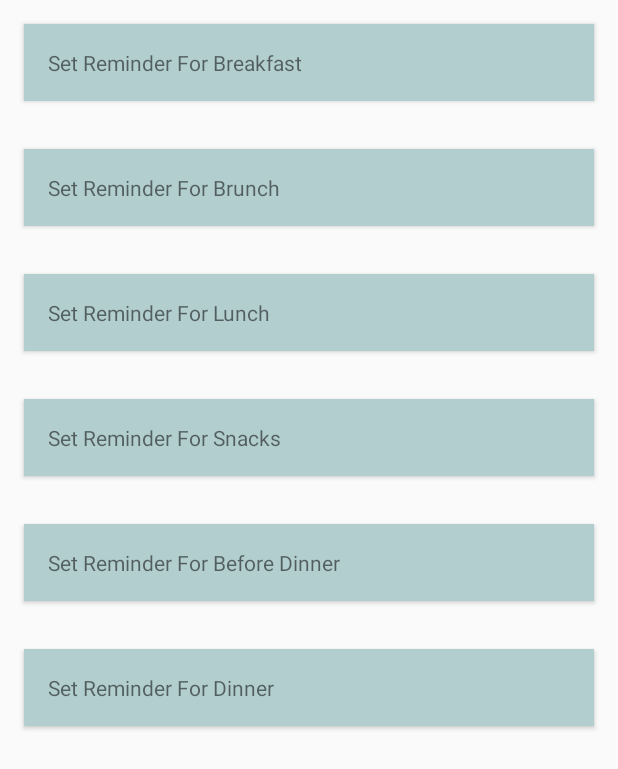
After one commit to Bahar123-coder/Flab-ulous1, an Android app: the layout activity_layout.xml on its own in the app's theme, with its tools: preview values and no code run, on a phone screen of 412 x 824 dp. The commit adds this screen. Shown: the top 769 px of the screen. Run offline under Robolectric (Android 15) with nearby library versions, the phone set to English and light mode, and no system bars.

Commit message:
Updated file

```diff
--- a/app/src/main/java/com/example/flab_ulous/DietList/DietPlanFragment.java
+++ b/app/src/main/java/com/example/flab_ulous/DietList/DietPlanFragment.java
@@ -1,20 +1,16 @@
 package com.example.flab_ulous.DietList;
-
 import android.os.Bundle;
 import android.view.LayoutInflater;
 import android.view.View;
 import android.view.ViewGroup;
-
 import androidx.annotation.Nullable;
 import androidx.fragment.app.Fragment;
 import androidx.recyclerview.widget.LinearLayoutManager;
 import androidx.recyclerview.widget.RecyclerView;
-
 import com.example.flab_ulous.API.APIInstance;
 import com.example.flab_ulous.API.DietPlanResponseModel;
 import com.example.flab_ulous.R;
 import com.example.flab_ulous.API.APIController;
-
 import retrofit2.Call;
 import retrofit2.Callback;
 import retrofit2.Response;
--- /dev/null
+++ b/app/src/main/res/layout/activity_layout.xml
@@ -0,0 +1,76 @@
+<?xml version="1.0" encoding="utf-8"?>
+<LinearLayout
+    xmlns:android="http://schemas.android.com/apk/res/android"
+    android:layout_width="match_parent"
+    android:layout_height="match_parent"
+    android:orientation="vertical">
+
+
+    <Button
+        android:id="@+id/btnBreakfast"
+        android:layout_width="match_parent"
+        android:layout_height="wrap_content"
+        android:background="@color/main"
+        android:gravity="start"
+        android:layout_margin="@dimen/activity_horizontal_margin"
+        android:padding="@dimen/activity_horizontal_margin"
+        android:text="Set Reminder For Breakfast"
+        android:textAlignment="viewStart"
+        android:textAppearance="@style/TextAppearance.AppCompat.Small" />
+    <Button
+        android:id="@+id/btnBrunch"
+        android:layout_width="match_parent"
+        android:layout_height="wrap_content"
+        android:background="@color/main"
+        android:gravity="start"
+        android:layout_margin="@dimen/activity_horizontal_margin"
+        android:padding="@dimen/activity_horizontal_margin"
+        android:text="Set Reminder For Brunch"
+        android:textAlignment="viewStart"
+        android:textAppearance="@style/TextAppearance.AppCompat.Small" />
+    <Button
+        android:id="@+id/btnLunch"
+        android:layout_width="match_parent"
+        android:layout_height="wrap_content"
+        android:background="@color/main"
+        android:gravity="start"
+        android:layout_margin="@dimen/activity_horizontal_margin"
+        android:padding="@dimen/activity_horizontal_margin"
+        android:text="Set Reminder For Lunch"
+        android:textAlignment="viewStart"
+        android:textAppearance="@style/TextAppearance.AppCompat.Small" />
+    <Button
+        android:id="@+id/btnSnacks"
+        android:layout_width="match_parent"
+        android:layout_height="wrap_content"
+        android:background="@color/main"
+        android:gravity="start"
+        android:layout_margin="@dimen/activity_horizontal_margin"
+        android:padding="@dimen/activity_horizontal_margin"
+        android:text="Set Reminder For Snacks"
+        android:textAlignment="viewStart"
+        android:textAppearance="@style/TextAppearance.AppCompat.Small" />
+    <Button
+        android:id="@+id/btnBeforeDinner"
+        android:layout_width="match_parent"
+        android:layout_height="wrap_content"
+        android:background="@color/main"
+        android:gravity="start"
+        android:layout_margin="@dimen/activity_horizontal_margin"
+        android:padding="@dimen/activity_horizontal_margin"
+        android:text="Set Reminder For Before Dinner"
+        android:textAlignment="viewStart"
+        android:textAppearance="@style/TextAppearance.AppCompat.Small" />
+    <Button
+        android:id="@+id/btnDinner"
+        android:layout_width="match_parent"
+        android:layout_height="wrap_content"
+        android:background="@color/main"
+        android:gravity="start"
+        android:layout_margin="@dimen/activity_horizontal_margin"
+        android:padding="@dimen/activity_horizontal_margin"
+        android:text="Set Reminder For Dinner"
+        android:textAlignment="viewStart"
+        android:textAppearance="@style/TextAppearance.AppCompat.Small" />
+
+</LinearLayout>
--- a/app/src/main/res/layout/item_dietlist.xml
+++ b/app/src/main/res/layout/item_dietlist.xml
@@ -49,7 +49,6 @@
                         android:textAppearance="@style/TextAppearance.AppCompat.Medium"
                         android:textColor="@color/white" />
                 </LinearLayout>
-
 
                 <LinearLayout
                     android:layout_width="match_parent"
```
Also changed, not shown: app/src/main/java/com/example/flab_ulous/notification/NotificationActivity.java (added, +57 -0 lines), app/src/main/java/com/example/flab_ulous/notification/NotificationBroadcast.java (added, +24 -0 lines), app/src/main/java/com/example/flab_ulous/report/LoginActivity.java (+0 -11 lines), app/src/main/res/layout/activity_report_records.xml (+1 -6 lines), app/src/main/res/layout/welcome.xml (+1 -11 lines).
